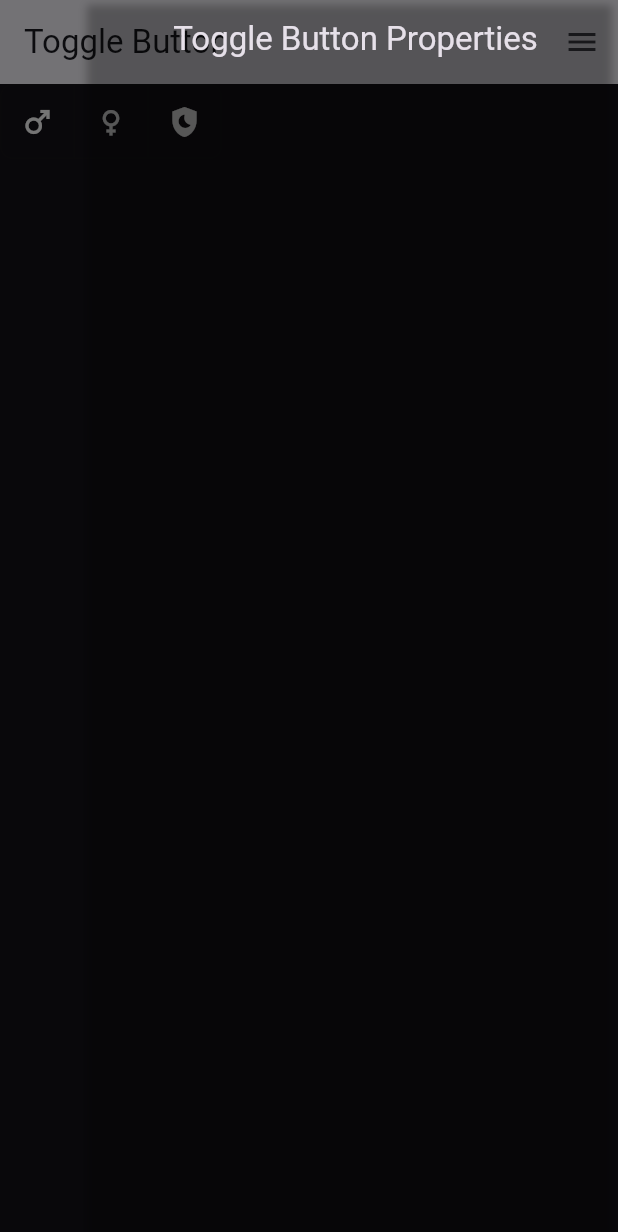
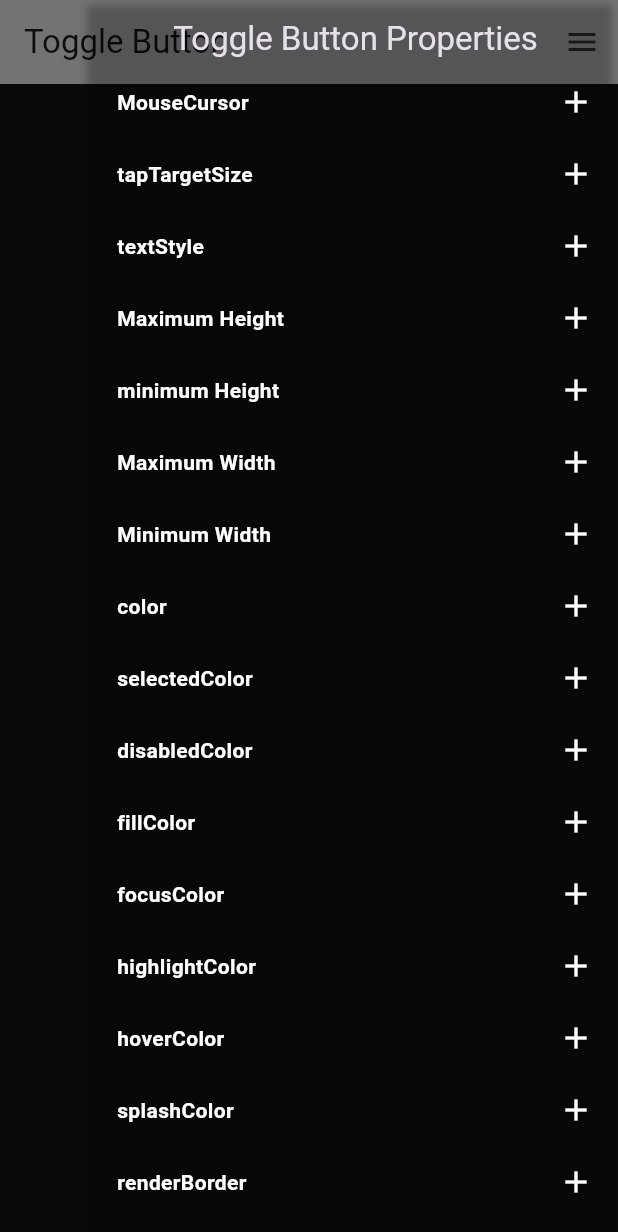
Before and after one commit to s4-ali/flutter_quest, a Flutter app: the ToggleButtonPropertyExplorer widget shown alone on an empty page, opened directly, with the side drawer open, on a phone screen of 412 x 824 dp. Shown: the top 1232 px of the screen. Run offline on Flutter 3.47's test engine with Material 2 defaults, Android fonts, the phone set to English and light mode, and no system bars; our stand-ins replace responsive_builder.

Commit message:
#30: implemented fields in toggle button widgets

```diff
--- a/lib/catalog/widgets/toggle_button.dart
+++ b/lib/catalog/widgets/toggle_button.dart
@@ -1,4 +1,12 @@
 import 'package:flutter/material.dart';
+import 'package:flutter_quest/property_fields/axis_field.dart';
+import 'package:flutter_quest/property_fields/boolean_field.dart';
+import 'package:flutter_quest/property_fields/border_radius_field.dart';
+import 'package:flutter_quest/property_fields/color_field.dart';
+import 'package:flutter_quest/property_fields/list_field.dart';
+import 'package:flutter_quest/property_fields/number_field.dart';
+import 'package:flutter_quest/property_fields/text_style_field.dart';
+import 'package:flutter_quest/property_fields/vertical_direction_field.dart';
 import 'package:flutter_quest/widgets/core/propery_builder.dart';
 
 class ToggleButtonPropertyExplorer extends StatefulWidget {
@@ -20,31 +28,67 @@ class _ToggleButtonPropertyExplorerState
     return PropertyExplorerBuilder(
       widgetName: "Toggle Button",
       builder: (provider) {
+        final mouseCursor = provider.listField<MouseCursor>(
+            id: "mouseCursor",
+            title: "MouseCursor",
+            values: [MouseCursor.defer, MouseCursor.uncontrolled]);
+        final tapTargetSize = provider.listField(id: "tapTargetSize", title: "tapTargetSize", values: MaterialTapTargetSize.values);
+        final textStyle = provider.textStyleField(id: "textStyle", title: "textStyle");
+
+        final maxHeight = provider.doubleField(id: "maxHeight", title: "Maximum Height");
+        final minHeight = provider.doubleField(id: "minHeight", title: "minimum Height");
+        final maxWidth = provider.doubleField(id: "maxWidth", title: "Maximum Width");
+        final minWidth = provider.doubleField(id: "minWidth", title: "Minimum Width");
+
+        final color = provider.colorField(id: "color", title: "color");
+        final selectedColor = provider.colorField(id: "selectedColor", title: "selectedColor");
+        final disabledColor = provider.colorField(id: "disabledColor", title: "disabledColor");
+        final fillColor = provider.colorField(id: "fillColor", title: "fillColor");
+        final focusColor = provider.colorField(id: "focusColor", title: "focusColor");
+        final highlightColor = provider.colorField(id: "highlightColor", title: "highlightColor");
+        final hoverColor = provider.colorField(id: "hoverColor", title: "hoverColor");
+        final splashColor = provider.colorField(id: "splashColor", title: "splashColor");
+        final renderBorder = provider.booleanField(id: "renderBorder", title: "renderBorder");
+        final selectedBorderColor = provider.colorField(id: "selectedBorderColor", title: "selectedBorderColor");
+        final disabledBorderColor = provider.colorField(id: "disabledBorderColor", title: "disabledBorderColor");
+        final borderRadius = provider.borderRadiusField(id: "borderRadius", title: "borderRadius");
+        final borderWidth = provider.doubleField(id: "borderWidth", title: "borderWidth");
+        final borderColor = provider.colorField(id: "borderColor", title: "borderColor");
+        final direction = provider.axisField(id: "direction", title: "direction");
+        final verticalDirection = provider.verticalDirectionField(id: "verticalDirection", title: "verticalDirection");
+
+
+
         return ToggleButtons(
           isSelected: is_Selected,
-          borderRadius: BorderRadius.circular(8.0),
-          selectedColor: Colors.blue,
-          selectedBorderColor: Colors.blue,
-          fillColor: Colors.blue,
-          onPressed: (index) {
-            setState(() {
-              is_Selected[index] = !is_Selected[index];
-            });
-          },
-          children: const [
-            Icon(
-              Icons.male,
-              color: Colors.white,
-            ),
-            Icon(
-              Icons.female,
-              color: Colors.white,
-            ),
-            Icon(
-              Icons.shield_moon,
-              color: Colors.white,
-            ),
-          ],
+          onPressed: (v) {},
+          mouseCursor: mouseCursor,
+          tapTargetSize: tapTargetSize,
+          textStyle: textStyle,
+          constraints: BoxConstraints(
+            maxHeight: maxHeight?? double.infinity,
+            minHeight: minHeight?? 0.0,
+            maxWidth: maxWidth?? double.infinity,
+            minWidth: minWidth?? 0.0,
+          ),
+          color: color,
+          selectedColor: selectedColor,
+          disabledColor: disabledColor,
+          fillColor: fillColor,
+          focusColor: focusColor,
+          highlightColor: highlightColor,
+          hoverColor: hoverColor,
+          splashColor: splashColor,
+          focusNodes: const [],
+          renderBorder: renderBorder?? true,
+          selectedBorderColor: selectedBorderColor,
+          disabledBorderColor: disabledBorderColor,
+          borderRadius: borderRadius,
+          borderWidth: borderWidth,
+          borderColor: borderColor,
+          direction: direction?? Axis.horizontal,
+          verticalDirection: verticalDirection?? VerticalDirection.down,
+          children: const [],
         );
       },
     );
```
